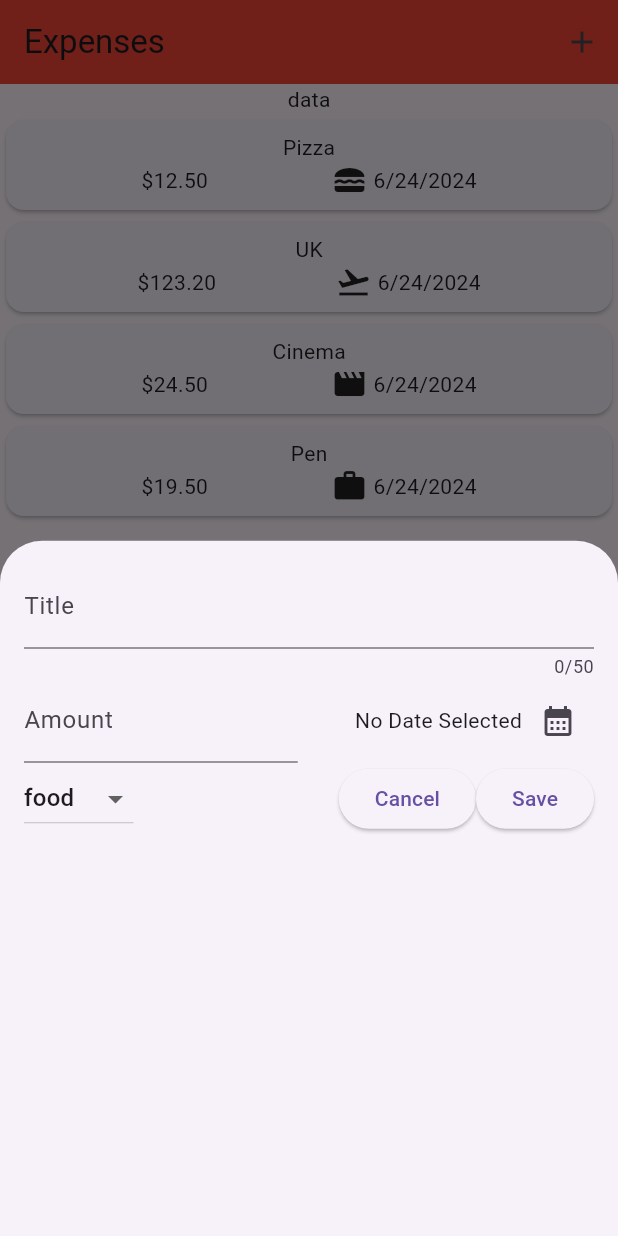
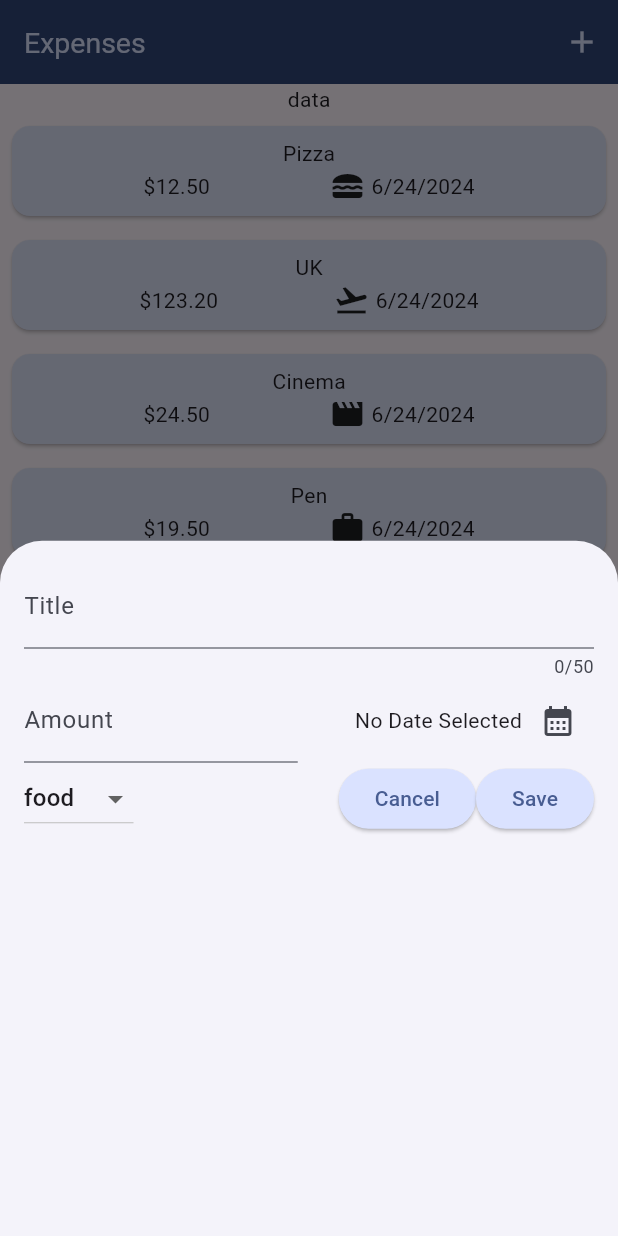
Before and after one commit to AhmedJawad99/Expenses-App, a Flutter app: the screen it shows after launch, after a tap on the "add" icon, on a phone screen of 412 x 824 dp. Run offline on Flutter 3.47's test engine with Material 3 defaults, Android fonts, the phone set to English and light mode, and no system bars.

Commit message:
theme & remove expenses

```diff
--- a/lib/main.dart
+++ b/lib/main.dart
@@ -4,6 +4,9 @@ import 'package:flutter/material.dart';
 void main() {
   runApp(const MyApp());
 }
+
+var myColorSchme =
+    ColorScheme.fromSeed(seedColor: const Color.fromARGB(225, 59, 96, 179));
 
 class MyApp extends StatefulWidget {
   const MyApp({super.key});
@@ -19,9 +22,25 @@ class _MyAppState extends State<MyApp> {
     return MaterialApp(
       debugShowCheckedModeBanner: false,
       title: 'Expenses App',
-      theme: ThemeData(
-        useMaterial3: true,
-      ),
+      theme: ThemeData().copyWith(
+          //useMaterial3: true,
+          colorScheme: myColorSchme,
+          appBarTheme: const AppBarTheme().copyWith(
+              backgroundColor: myColorSchme.onPrimaryContainer,
+              foregroundColor: myColorSchme.primaryContainer),
+          cardTheme: const CardTheme().copyWith(
+            color: myColorSchme.secondaryContainer,
+            margin: EdgeInsets.all(8),
+          ),
+          elevatedButtonTheme: ElevatedButtonThemeData(
+            style: ElevatedButton.styleFrom(
+                backgroundColor: myColorSchme.primaryContainer),
+          ),
+          textTheme: ThemeData().textTheme.copyWith(
+              titleLarge: TextStyle(
+                  fontWeight: FontWeight.normal,
+                  color: myColorSchme.onSecondaryContainer,
+                  fontSize: 19))),
       home: const Expenses(),
     );
   }
--- a/lib/widgets/expanses_list/expanses_list.dart
+++ b/lib/widgets/expanses_list/expanses_list.dart
@@ -3,7 +3,9 @@ import 'package:app01/widgets/expanses_list/expanses_item.dart';
 import 'package:flutter/material.dart';
 
 class ExpensesList extends StatelessWidget {
-  const ExpensesList({super.key, required this.expenses});
+  const ExpensesList(
+      {super.key, required this.expenses, required this.onRemoveExpense});
+  final void Function(Expense expense) onRemoveExpense;
 
   final List<Expense> expenses;
 
@@ -12,7 +14,13 @@ class ExpensesList extends StatelessWidget {
     return ListView.builder(
       itemCount: expenses.length,
       itemBuilder: (BuildContext context, int index) {
-        return ExpensesItem(expense: expenses[index]);
+        return Dismissible(
+            key: ValueKey(expenses[index]),
+            onDismissed: (direction) {
+              return onRemoveExpense(expenses[
+                  index]); // this give it the old expense or the used expense
+            },
+            child: ExpensesItem(expense: expenses[index]));
       },
     );
   }
--- a/lib/widgets/expenses.dart
+++ b/lib/widgets/expenses.dart
@@ -33,11 +33,22 @@ class _ExpensesState extends State<Expenses> {
         amount: 19.5,
         date: DateTime.now()),
   ];
+  void _addExpense(Expense expense) {
+    setState(() {
+      _registeredExpenses.add(expense);
+    });
+  }
+
+  void _removeExpense(Expense expense) {
+    setState(() {
+      _registeredExpenses.remove(expense);
+    });
+  }
+
   @override
   Widget build(BuildContext context) {
     return Scaffold(
       appBar: AppBar(
-        backgroundColor: Colors.red,
         title: const Text("Expenses"),
         actions: [
           IconButton(
@@ -45,7 +56,9 @@ class _ExpensesState extends State<Expenses> {
                 showModalBottomSheet(
                     context: context,
                     builder: (C) {
-                      return NewExpense();
+                      return NewExpense(
+                        onAddExpense: _addExpense,
+                      );
                     });
               },
               icon: Icon(Icons.add))
@@ -58,7 +71,10 @@ class _ExpensesState extends State<Expenses> {
           const Text('data'),
           Expanded(
             //Expanded to give the ListView a width
-            child: ExpensesList(expenses: _registeredExpenses),
+            child: ExpensesList(
+              expenses: _registeredExpenses,
+              onRemoveExpense: _removeExpense,
+            ),
           ),
         ],
       )),
--- a/lib/widgets/new_expense.dart
+++ b/lib/widgets/new_expense.dart
@@ -1,12 +1,11 @@
-import 'dart:developer';
-
 import 'package:flutter/material.dart';
 import 'package:intl/intl.dart';
 
 import '../models/expense.dart';
 
 class NewExpense extends StatefulWidget {
-  const NewExpense({super.key});
+  const NewExpense({super.key, required this.onAddExpense});
+  final void Function(Expense expense) onAddExpense;
 
   @override
   State<NewExpense> createState() => _NewExpenseState();
@@ -129,6 +128,15 @@ class _NewExpenseState extends State<NewExpense> {
                               ],
                             );
                           });
+                    } else {
+                      widget.onAddExpense(
+                        Expense(
+                            category: _SelectedCategory,
+                            title: _titleController.text,
+                            amount: enterdAmount,
+                            date: _selectedDate!),
+                      );
+                      Navigator.of(context).pop();
                     }
                   },
                   child: const Text("Save"))
```
